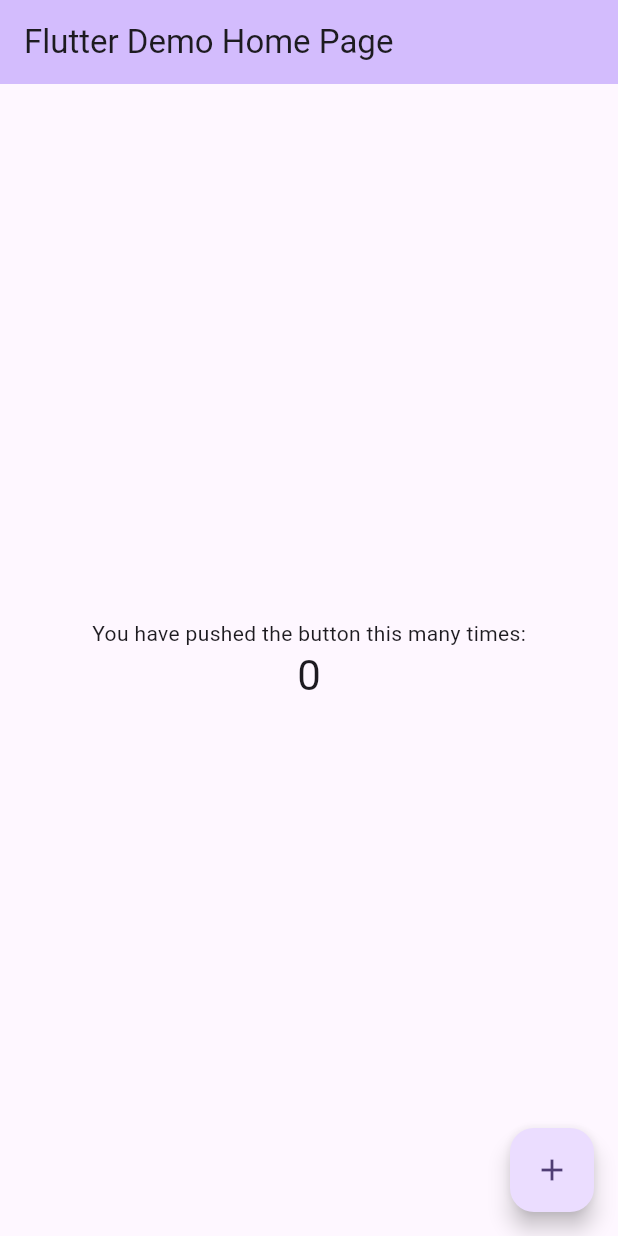
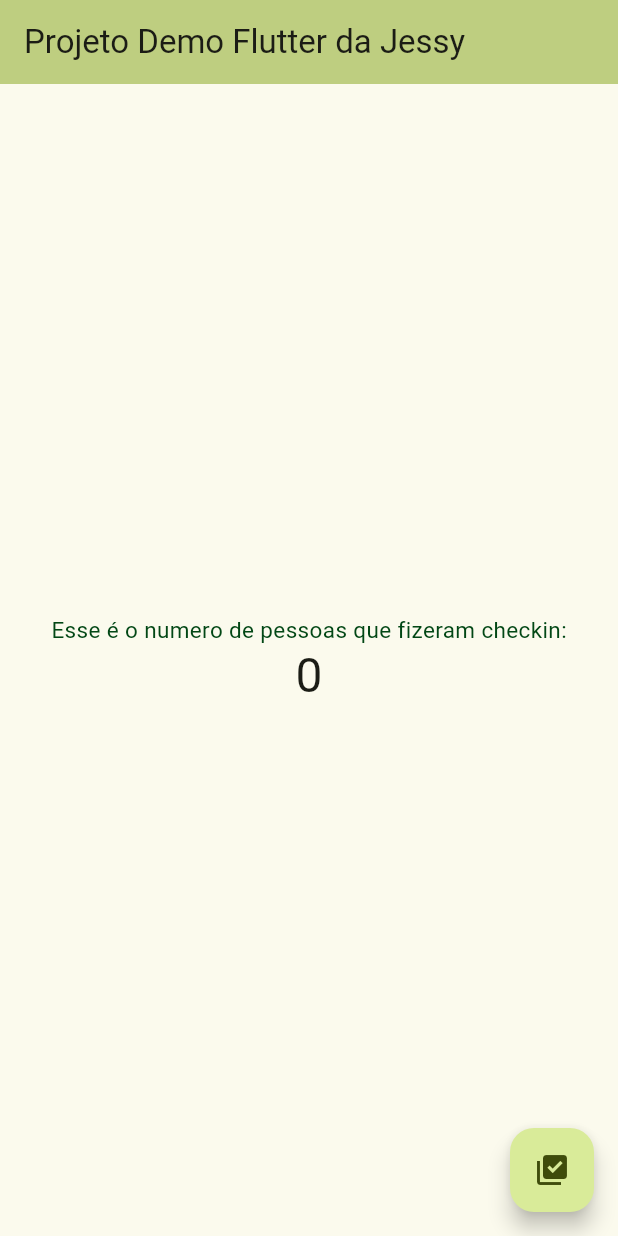
Before and after one commit to jessicagoncalves10/projetoflutter, a Flutter app: the screen it shows after launch, on a phone screen of 412 x 824 dp. Run offline on Flutter 3.47's test engine with Material 2 defaults, Android fonts, the phone set to English and light mode, and no system bars.

Commit message:
atualizaçao na main

```diff
--- a/lib/main.dart
+++ b/lib/main.dart
@@ -28,10 +28,10 @@ class MyApp extends StatelessWidget {
         //
         // This works for code too, not just values: Most code changes can be
         // tested with just a hot reload.
-        colorScheme: ColorScheme.fromSeed(seedColor: Colors.deepPurple),
+        colorScheme: ColorScheme.fromSeed(seedColor: Color.fromARGB(255, 192, 230, 23)),
         useMaterial3: true,
       ),
-      home: const MyHomePage(title: 'Flutter Demo Home Page'),
+      home: const MyHomePage(title: 'Projeto Demo Flutter da Jessy')
     );
   }
 }
@@ -106,11 +106,12 @@ class _MyHomePageState extends State<MyHomePage> {
           mainAxisAlignment: MainAxisAlignment.center,
           children: <Widget>[
             const Text(
-              'You have pushed the button this many times:',
+              'Esse é o numero de pessoas que fizeram checkin:',
+              style: TextStyle(color: Color.fromARGB(255, 2, 71, 21), fontSize: 15)
             ),
             Text(
               '$_counter',
-              style: Theme.of(context).textTheme.headlineMedium,
+              style: Theme.of(context).textTheme.headlineLarge,
             ),
           ],
         ),
@@ -118,7 +119,7 @@ class _MyHomePageState extends State<MyHomePage> {
       floatingActionButton: FloatingActionButton(
         onPressed: _incrementCounter,
         tooltip: 'Increment',
-        child: const Icon(Icons.add),
+        child: const Icon(Icons.library_add_check),
       ), // This trailing comma makes auto-formatting nicer for build methods.
     );
   }
```
